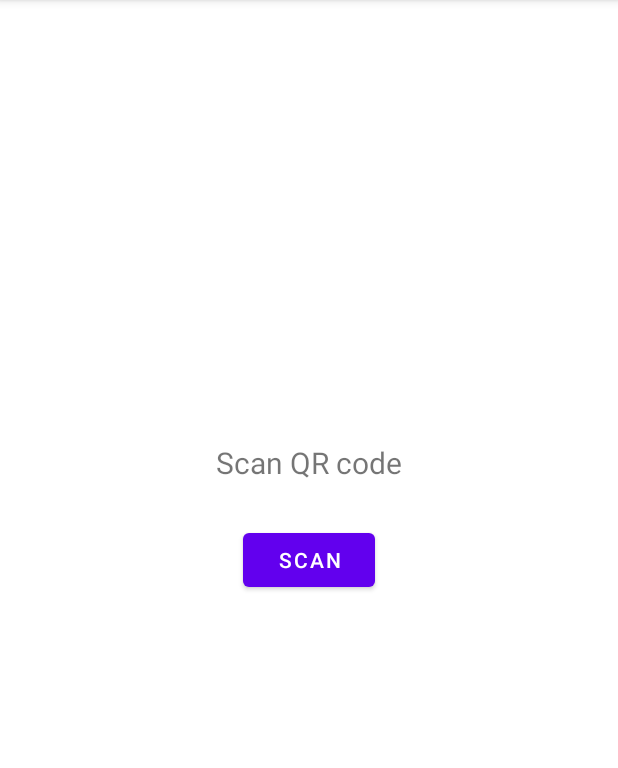
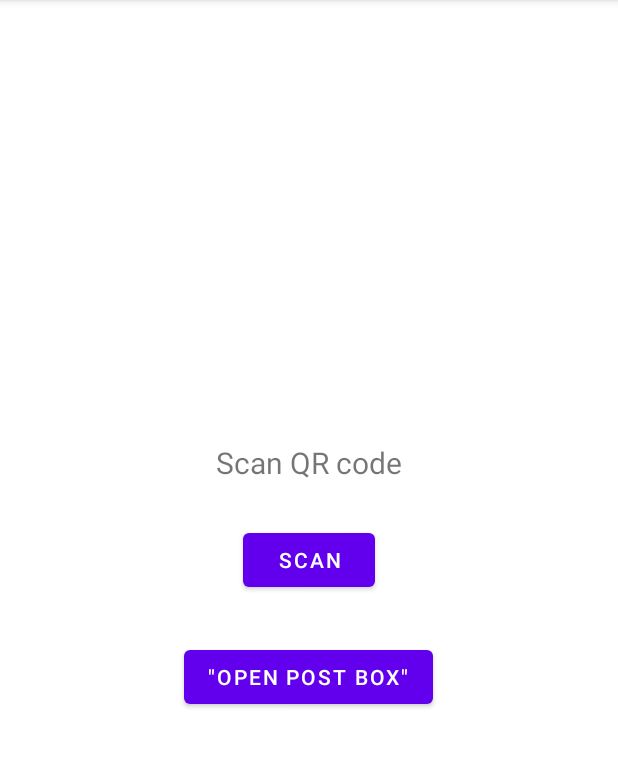
Before and after one commit to Predvsem-trivialno/Programski-jeziki, an Android app: the screen it shows after launch (MainActivity), on a phone screen of 412 x 824 dp, the part 84-852 px from its top. Run offline under Robolectric (Android 15) with nearby library versions, the phone set to English and light mode, and no system bars; libraries missing offline, so code that uses them is left out: com.google.zxing.integration.

Commit message:
Implemented the ability for the app to play sounds

```diff
--- a/app/src/main/AndroidManifest.xml
+++ b/app/src/main/AndroidManifest.xml
@@ -1,7 +1,9 @@
 <?xml version="1.0" encoding="utf-8"?>
 <manifest xmlns:android="http://schemas.android.com/apk/res/android"
     package="com.example.pj_projekt">
+
     <uses-permission android:name="android.permission.INTERNET" />
+
     <application
         android:allowBackup="true"
         android:icon="@mipmap/ic_launcher"
@@ -9,6 +11,9 @@
         android:roundIcon="@mipmap/ic_launcher_round"
         android:supportsRtl="true"
         android:theme="@style/Theme.PJ_projekt">
+        <activity
+            android:name=".PlaySoundActivity"
+            android:exported="false" />
         <activity
             android:name=".MainActivity"
             android:exported="true">
@@ -19,4 +24,5 @@
             </intent-filter>
         </activity>
     </application>
+
 </manifest>
--- a/app/src/main/java/com/example/pj_projekt/MainActivity.kt
+++ b/app/src/main/java/com/example/pj_projekt/MainActivity.kt
@@ -4,6 +4,7 @@ import android.content.Intent
 import android.os.Build
 import android.os.Bundle
 import android.view.HapticFeedbackConstants
+import android.view.View
 import android.widget.Toast
 import androidx.annotation.RequiresApi
 import com.example.pj_projekt.databinding.ActivityMainBinding
@@ -43,4 +44,9 @@ class MainActivity : BaseActivity() {
             }
         }
     }
+
+    fun showPlaySoundActivity(view: View) {
+        val intent = Intent(this, PlaySoundActivity::class.java)
+        startActivity(intent)
+    }
 }
--- a/app/src/main/res/layout/activity_main.xml
+++ b/app/src/main/res/layout/activity_main.xml
@@ -30,4 +30,17 @@
         app:layout_constraintTop_toBottomOf="@+id/txtScanQR"
         app:layout_constraintVertical_bias="0.068" />
 
+    <Button
+        android:id="@+id/playSoundButton"
+        android:layout_width="wrap_content"
+        android:layout_height="wrap_content"
+        android:text="@string/playSoundButtonText"
+        android:onClick="showPlaySoundActivity"
+        app:layout_constraintBottom_toBottomOf="parent"
+        app:layout_constraintEnd_toEndOf="parent"
+        app:layout_constraintHorizontal_bias="0.498"
+        app:layout_constraintStart_toStartOf="parent"
+        app:layout_constraintTop_toBottomOf="@+id/btnScanQR"
+        app:layout_constraintVertical_bias="0.092" />
+
 </androidx.constraintlayout.widget.ConstraintLayout>
--- a/app/src/main/res/values/strings.xml
+++ b/app/src/main/res/values/strings.xml
@@ -6,4 +6,6 @@
     <string name="button_login">Login</string>
     <string name="hint_username">Username</string>
     <string name="hint_password">Password</string>
+    <string name="playSoundButtonText">\"Open post box\"</string>
+    <string name="openButtonText">Open</string>
 </resources>
```
Also changed, not shown: app/src/main/java/com/example/pj_projekt/PlaySoundActivity.kt (added, +21 -0 lines), app/src/main/res/layout/activity_play_sound.xml (added, +18 -0 lines).
